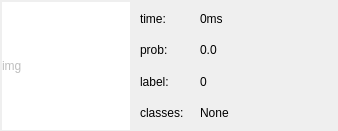
Above: mainwindow.ui from wgzhong/runmodel-sdk before the change. Below: the same form after it.
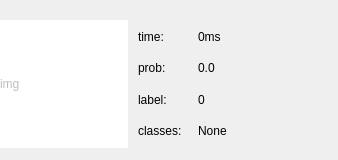
That is the form after the change.

Diff of the .ui file:
```diff
--- a/mainwindow.ui
+++ b/mainwindow.ui
@@ -10,7 +10,7 @@
     <x>0</x>
     <y>0</y>
     <width>338</width>
-    <height>131</height>
+    <height>160</height>
    </rect>
   </property>
   <property name="windowTitle">
@@ -20,8 +20,8 @@
    <widget class="QLabel" name="label">
     <property name="geometry">
      <rect>
-      <x>140</x>
-      <y>10</y>
+      <x>138</x>
+      <y>28</y>
       <width>61</width>
       <height>17</height>
      </rect>
@@ -36,8 +36,8 @@
    <widget class="QLabel" name="label_2">
     <property name="geometry">
      <rect>
-      <x>140</x>
-      <y>41</y>
+      <x>138</x>
+      <y>59</y>
       <width>61</width>
       <height>17</height>
      </rect>
@@ -52,8 +52,8 @@
    <widget class="QLabel" name="label_3">
     <property name="geometry">
      <rect>
-      <x>140</x>
-      <y>73</y>
+      <x>138</x>
+      <y>91</y>
       <width>61</width>
       <height>17</height>
      </rect>
@@ -68,8 +68,8 @@
    <widget class="QLabel" name="label_4">
     <property name="geometry">
      <rect>
-      <x>140</x>
-      <y>104</y>
+      <x>138</x>
+      <y>122</y>
       <width>61</width>
       <height>17</height>
      </rect>
@@ -84,8 +84,8 @@
    <widget class="QLabel" name="label_id">
     <property name="geometry">
      <rect>
-      <x>200</x>
-      <y>73</y>
+      <x>198</x>
+      <y>91</y>
       <width>121</width>
       <height>17</height>
      </rect>
@@ -100,8 +100,8 @@
    <widget class="QLabel" name="prob">
     <property name="geometry">
      <rect>
-      <x>200</x>
-      <y>41</y>
+      <x>198</x>
+      <y>59</y>
       <width>121</width>
       <height>17</height>
      </rect>
@@ -116,8 +116,8 @@
    <widget class="QLabel" name="time">
     <property name="geometry">
      <rect>
-      <x>200</x>
-      <y>10</y>
+      <x>198</x>
+      <y>28</y>
       <width>121</width>
       <height>17</height>
      </rect>
@@ -132,8 +132,8 @@
    <widget class="QLabel" name="classes">
     <property name="geometry">
      <rect>
-      <x>200</x>
-      <y>104</y>
+      <x>198</x>
+      <y>122</y>
       <width>121</width>
       <height>17</height>
      </rect>
@@ -148,8 +148,8 @@
    <widget class="QLabel" name="view_img">
     <property name="geometry">
      <rect>
-      <x>2</x>
-      <y>2</y>
+      <x>0</x>
+      <y>20</y>
       <width>128</width>
       <height>128</height>
      </rect>
```
